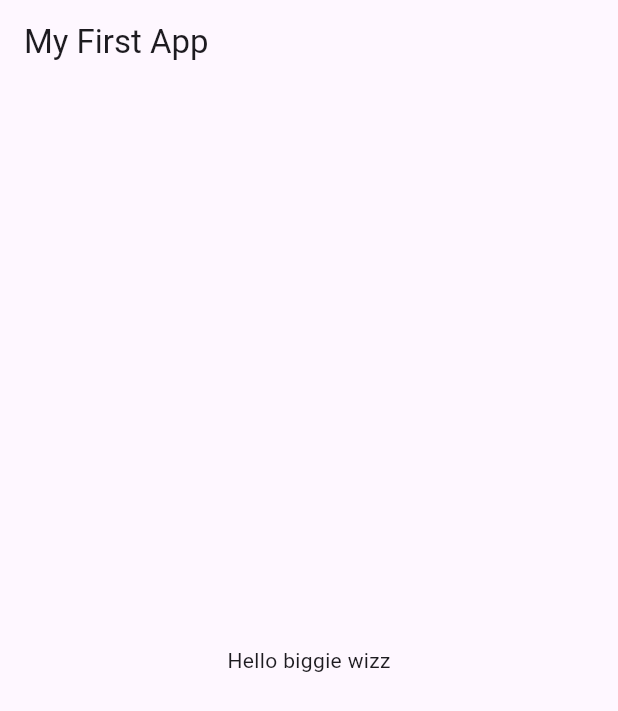
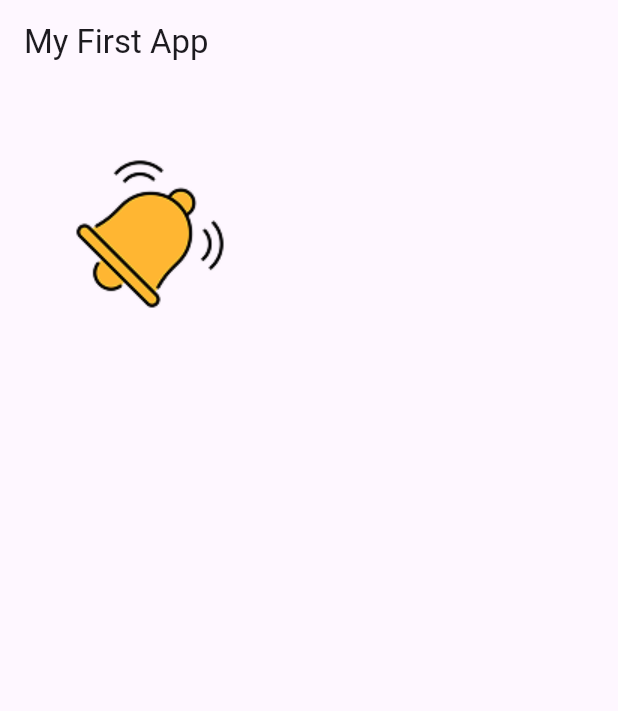
Before and after one commit to Dialawilson/flutter_class, a Flutter app: the screen it shows after launch, on a phone screen of 412 x 824 dp. Shown: the top 711 px of the screen. Run offline on Flutter 3.47's test engine with Material 3 defaults, Android fonts, the light colour scheme and no system bars.

Commit message:
assets in fluter

```diff
--- /dev/null
+++ b/lib/class/class_4_asset.dart
@@ -0,0 +1,16 @@
+import 'package:flutter/material.dart';
+
+class MyAsset extends StatelessWidget {
+  const MyAsset({super.key});
+
+  @override
+  Widget build(BuildContext context) {
+    return Scaffold(
+      body: SizedBox(
+        width: 200,
+        height: 200,
+        child: Image.asset('assets/img/bell.png'),
+      ),
+    );
+  }
+}
--- a/lib/main.dart
+++ b/lib/main.dart
@@ -1,4 +1,8 @@
-import 'package:flutter/material.dart'; //material package from flutter
+import 'package:flutter/material.dart';
+import 'package:flutter_class/class/class_2_list.dart';
+import 'package:flutter_class/class/class_3_grid_widget.dart';
+import 'package:flutter_class/class/class_4_asset.dart';
+import 'package:flutter_class/stateful_widget.dart'; //material package from flutter
 
 void main(){
   runApp(
@@ -7,10 +11,14 @@ void main(){
         appBar: AppBar(
           title: const Text('My First App'),
         ),
-        body: const Center(
-          child: Text('Hello biggie wizz'),
-        ),
+        body: MyAsset()
       ),
     )
   );
 }
+
+// Text => IT USED TO DISPLAY TEXT ON SCREEN
+// CONTAINER => IT IS USED TO DISPLAY A RECTANGULAR BOX ON THE SCREEN
+// Row => USED TO DISPLAY WIDGETS IN A HORIZONTAL MANNER
+// Column => USED TO DISPLAY WIDGETS IN A VERTICAL
+// Stack => USED TO DISPLAY WIDGET ON TOP EACH OTHER.
```
Also changed, not shown: lib/class/class_2_list.dart (added, +27 -0 lines), lib/class/class_3_grid_widget.dart (added, +41 -0 lines), lib/stateful_widget.dart (added, +23 -0 lines), pubspec.yaml (+3 -4 lines), assets/img/Ellipse 4 (1).png (added), assets/img/Rectangle 8 (7).png (added), assets/img/bell.png (added), assets/img/c6d25d290a2cd4fc0c29cefcbccf7bf46ef4e19e (1).jpg (added), assets/img/c6d25d290a2cd4fc0c29cefcbccf7bf46ef4e19e.jpg (added), assets/img/search 1.png (added).
